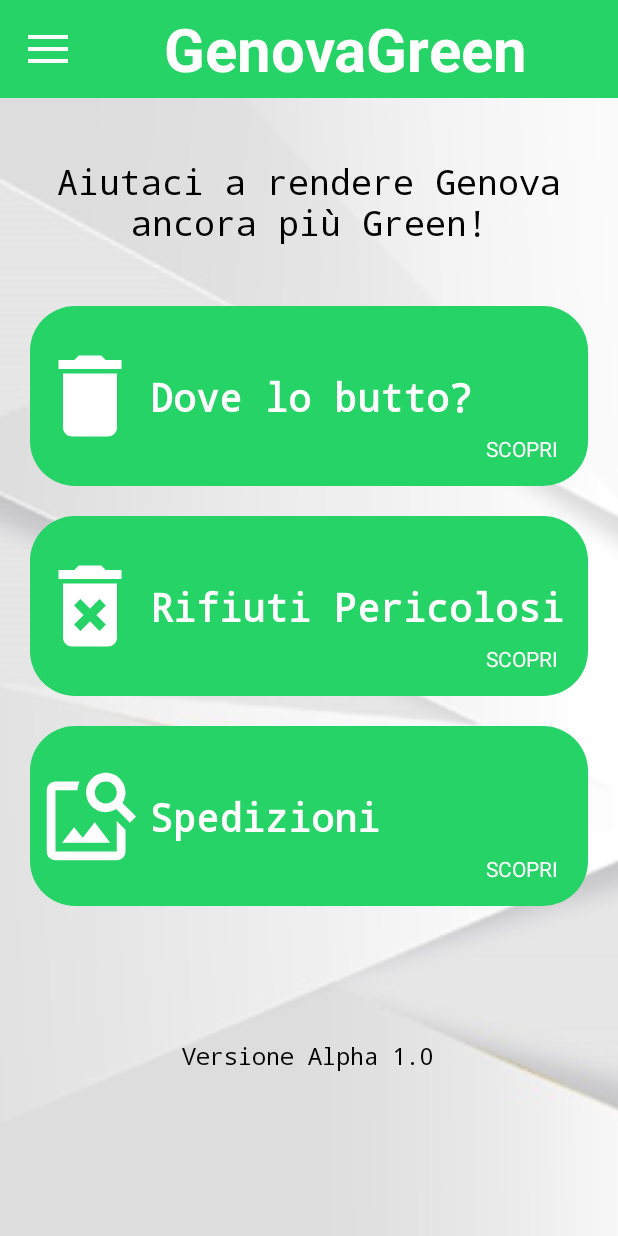
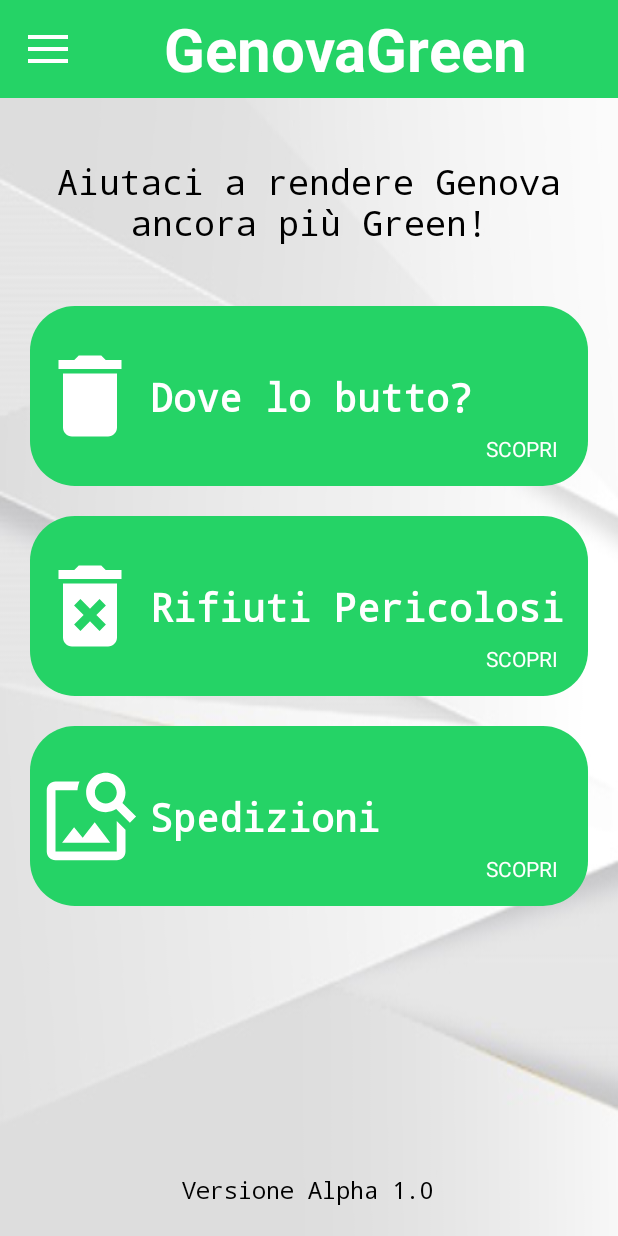
Before and after one commit to UnluckyCappe/Genova_Green, an Android app: the screen it shows after launch (MainActivity), on a phone screen of 412 x 824 dp. Run offline under Robolectric (Android 15) with nearby library versions, the phone set to English and light mode, and no system bars.

Commit message:
home perfetta

```diff
--- a/app/src/main/res/layout/content_main.xml
+++ b/app/src/main/res/layout/content_main.xml
@@ -278,7 +278,6 @@
         app:layout_constraintBottom_toBottomOf="parent"
         app:layout_constraintEnd_toEndOf="parent"
         app:layout_constraintHorizontal_bias="0.498"
-        app:layout_constraintStart_toStartOf="parent"
-        app:layout_constraintTop_toBottomOf="@+id/constraintLayout2" />
+        app:layout_constraintStart_toStartOf="parent" />
 
 </androidx.constraintlayout.widget.ConstraintLayout>
```
